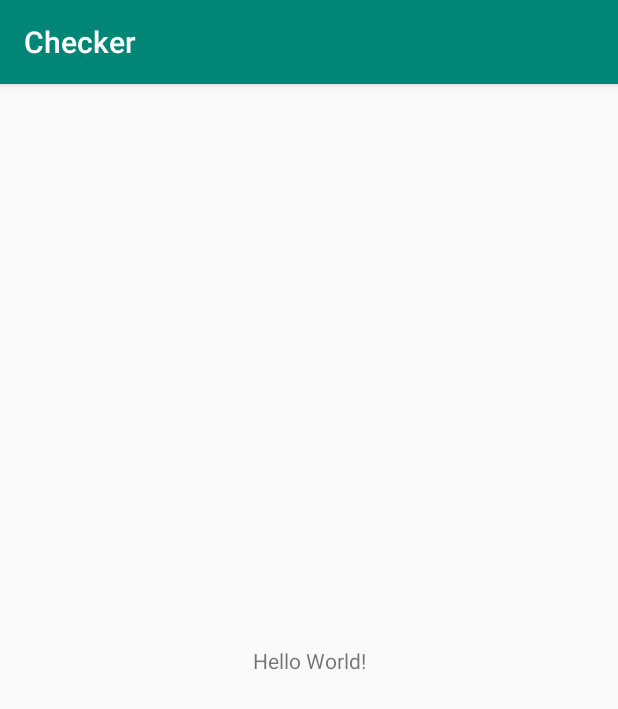
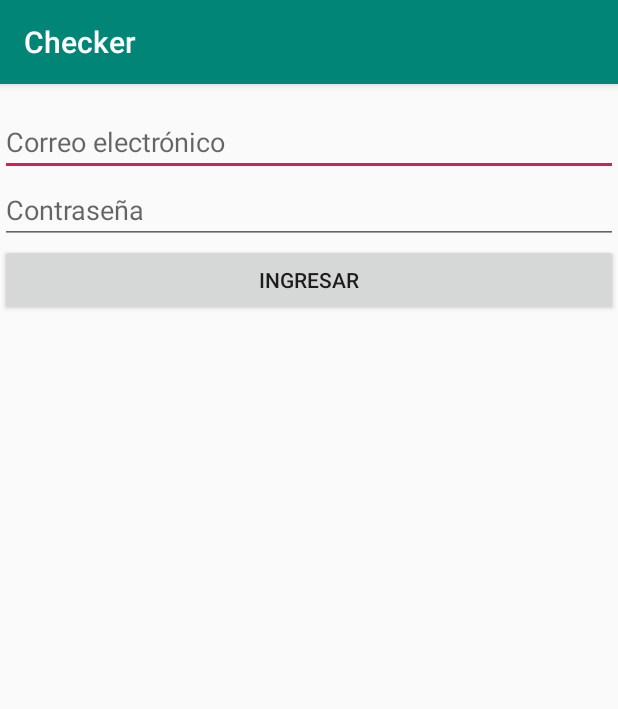
Before and after one commit to kurono7/checher2, an Android app: the screen it shows after launch (MainActivity before the commit, LoginActivity after it), on a phone screen of 412 x 824 dp. Shown: the top 709 px of the screen. Run offline under Robolectric (Android 15) with nearby library versions, the phone set to English and light mode, and no system bars.

Commit message:
Two commit

```diff
--- a/app/src/main/AndroidManifest.xml
+++ b/app/src/main/AndroidManifest.xml
@@ -1,6 +1,8 @@
 <?xml version="1.0" encoding="utf-8"?>
 <manifest xmlns:android="http://schemas.android.com/apk/res/android"
     package="com.example.checker">
+
+    <uses-permission android:name="android.permission.ACCESS_NETWORK_STATE" />
 
     <application
         android:allowBackup="true"
@@ -9,7 +11,8 @@
         android:roundIcon="@mipmap/ic_launcher_round"
         android:supportsRtl="true"
         android:theme="@style/AppTheme">
-        <activity android:name=".MainActivity">
+        <activity android:name=".HomeActivity"></activity>
+        <activity android:name=".LoginActivity">
             <intent-filter>
                 <action android:name="android.intent.action.MAIN" />
 
--- /dev/null
+++ b/app/src/main/java/com/example/checker/LoginActivity.java
@@ -0,0 +1,86 @@
+package com.example.checker;
+
+import androidx.appcompat.app.AppCompatActivity;
+
+import android.os.Bundle;
+import android.os.Handler;
+import android.view.View;
+import android.view.WindowManager;
+import android.widget.Button;
+import android.widget.EditText;
+import android.widget.ProgressBar;
+import android.widget.Toast;
+
+import com.example.checker.utils.ConnectionHTTP;
+
+public class LoginActivity extends AppCompatActivity {
+    private EditText loginMail;
+    private EditText loginPassword;
+    private Button loginBtn;
+    private ProgressBar progressBar;
+
+    @Override
+    protected void onCreate(Bundle savedInstanceState) {
+        super.onCreate(savedInstanceState);
+        setContentView(R.layout.activity_login);
+
+        loginMail = findViewById(R.id.loginMail);
+        loginPassword = findViewById(R.id.loginPassword);
+        loginBtn = findViewById(R.id.loginBtn);
+        progressBar = findViewById(R.id.progressBar);
+
+        loginBtn.setOnClickListener(new View.OnClickListener() {
+            @Override
+            public void onClick(View view) {
+                final ConnectionHTTP connectionHTTP = new ConnectionHTTP();
+                int time = 0;
+                if (connectionHTTP.isNetworkAvailable(LoginActivity.this)) {
+                    connectionHTTP.sendAutentification(loginMail.getText().toString(), loginPassword.getText().toString());
+                    progressBar.setVisibility(View.VISIBLE);
+                    getWindow().setFlags(WindowManager.LayoutParams.FLAG_NOT_TOUCHABLE, WindowManager.LayoutParams.FLAG_NOT_TOUCHABLE);
+
+                    // Create a Handler instance on the main thread
+                    final Handler handler = new Handler();
+                    // Create and start a new Thread
+                    new Thread(new Runnable() {
+                        int time;
+
+                        public void run() {
+                            try {
+                                for (time = 0; time < ConnectionHTTP.WAIT && !connectionHTTP.isFinishProcess(); time += 100) {
+                                    try {
+                                        Thread.sleep(100);
+                                    } catch (InterruptedException e) {
+                                        Toast.makeText(LoginActivity.this, "Inténtalo más tarde", Toast.LENGTH_SHORT).show();
+                                    }
+                                }
+
+                            } catch (Exception e) {
+                            } // Just catch the InterruptedException
+
+                            // Now we use the Handler to post back to the main thread
+                            handler.post(new Runnable() {
+                                public void run() {
+
+                                    if (time >= connectionHTTP.WAIT) {
+                                        Toast.makeText(LoginActivity.this, "Se ha superado el tiempo de espera", Toast.LENGTH_SHORT).show();
+                                    } else if (connectionHTTP.getStatusResponse() >= 300) {
+                                        Toast.makeText(LoginActivity.this, "Error de conexión", Toast.LENGTH_SHORT).show();
+                                    } else {
+                                        Toast.makeText(LoginActivity.this, connectionHTTP.getResponse(), Toast.LENGTH_SHORT).show();
+                                    }
+
+                                    // Set the View's visibility back on the main UI Thread
+                                    getWindow().clearFlags(WindowManager.LayoutParams.FLAG_NOT_TOUCHABLE);
+                                    progressBar.setVisibility(View.GONE);
+                                }
+                            });
+                        }
+                    }).start();
+
+
+                }
+            }
+        });
+    }
+}
--- a/app/src/main/java/com/example/checker/MainActivity.java
+++ /dev/null
@@ -1,14 +0,0 @@
-package com.example.checker;
-
-import androidx.appcompat.app.AppCompatActivity;
-
-import android.os.Bundle;
-
-public class MainActivity extends AppCompatActivity {
-
-    @Override
-    protected void onCreate(Bundle savedInstanceState) {
-        super.onCreate(savedInstanceState);
-        setContentView(R.layout.activity_main);
-    }
-}
--- a/app/src/main/res/layout/activity_main.xml
+++ b/app/src/main/res/layout/activity_home.xml
@@ -4,15 +4,15 @@
     xmlns:tools="http://schemas.android.com/tools"
     android:layout_width="match_parent"
     android:layout_height="match_parent"
-    tools:context=".MainActivity">
+    tools:context=".HomeActivity">
 
-    <TextView
-        android:layout_width="wrap_content"
-        android:layout_height="wrap_content"
-        android:text="Hello World!"
+    <ListView
+        android:id="@+id/tasksList"
+        android:layout_width="match_parent"
+        android:layout_height="0dp"
         app:layout_constraintBottom_toBottomOf="parent"
-        app:layout_constraintLeft_toLeftOf="parent"
-        app:layout_constraintRight_toRightOf="parent"
+        app:layout_constraintEnd_toEndOf="parent"
+        app:layout_constraintStart_toStartOf="parent"
         app:layout_constraintTop_toTopOf="parent" />
 
 </androidx.constraintlayout.widget.ConstraintLayout>
--- /dev/null
+++ b/app/src/main/res/layout/activity_login.xml
@@ -0,0 +1,49 @@
+<?xml version="1.0" encoding="utf-8"?>
+<androidx.constraintlayout.widget.ConstraintLayout xmlns:android="http://schemas.android.com/apk/res/android"
+    xmlns:app="http://schemas.android.com/apk/res-auto"
+    xmlns:tools="http://schemas.android.com/tools"
+    android:layout_width="match_parent"
+    android:layout_height="match_parent"
+    tools:context=".LoginActivity">
+
+    <EditText
+        android:id="@+id/loginMail"
+        android:layout_width="match_parent"
+        android:layout_height="wrap_content"
+        android:layout_marginTop="@dimen/fab_margin"
+        android:hint="@string/mailTxt"
+        app:layout_constraintEnd_toEndOf="parent"
+        app:layout_constraintStart_toStartOf="parent"
+        app:layout_constraintTop_toTopOf="parent" />
+
+    <EditText
+        android:id="@+id/loginPassword"
+        android:layout_width="match_parent"
+        android:layout_height="wrap_content"
+        android:hint="@string/passwordTxt"
+        app:layout_constraintEnd_toEndOf="parent"
+        app:layout_constraintStart_toStartOf="parent"
+        app:layout_constraintTop_toBottomOf="@id/loginMail" />
+
+    <Button
+        android:id="@+id/loginBtn"
+        android:layout_width="match_parent"
+        android:layout_height="wrap_content"
+        android:text="@string/loginTxt"
+        app:layout_constraintEnd_toEndOf="parent"
+        app:layout_constraintStart_toStartOf="parent"
+        app:layout_constraintTop_toBottomOf="@id/loginPassword" />
+
+    <ProgressBar
+        android:id="@+id/progressBar"
+        android:layout_width="wrap_content"
+        android:layout_height="wrap_content"
+        android:indeterminate="true"
+        android:visibility="invisible"
+        app:layout_constraintBottom_toBottomOf="parent"
+        app:layout_constraintEnd_toEndOf="parent"
+        app:layout_constraintStart_toStartOf="parent"
+        app:layout_constraintTop_toTopOf="parent" />
+
+
+</androidx.constraintlayout.widget.ConstraintLayout>
--- a/app/src/main/res/values/strings.xml
+++ b/app/src/main/res/values/strings.xml
@@ -1,3 +1,12 @@
 <resources>
     <string name="app_name">Checker</string>
+
+    <!--SHARED PREFERENCES -->
+    <string name="shared_mail">mail</string>
+
+    <!--MAIN ACTIVITY-->
+    <string name="mailTxt">Correo electrónico</string>
+    <string name="passwordTxt">Contraseña</string>
+    <string name="loginTxt">Ingresar</string>
+
 </resources>
```
Also changed, not shown: app/src/main/java/com/example/checker/HomeActivity.java (added, +36 -0 lines), app/src/main/java/com/example/checker/utils/ConnectionHTTP.java (added, +227 -0 lines), app/src/main/res/values/dimens.xml (added, +8 -0 lines).
